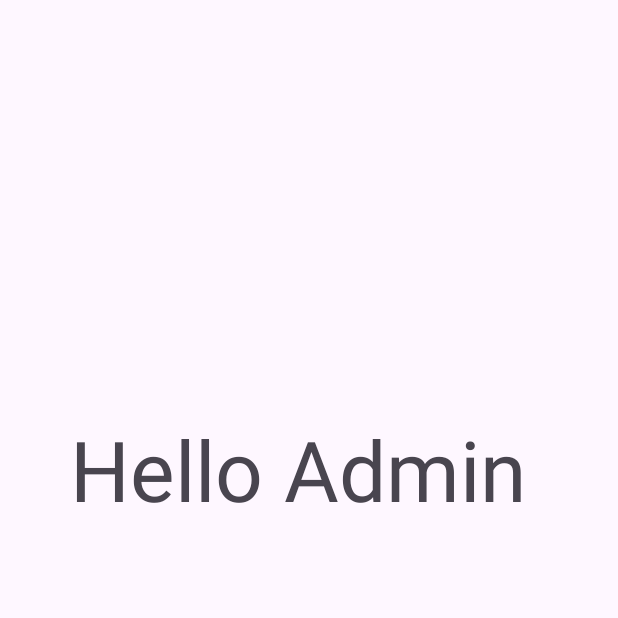
After one commit to Niadwings/We_Print, an Android app: the AdminDashboard screen opened directly, with no data from a screen before it, on a phone screen of 412 x 824 dp, the top half of it. The commit adds this screen. Run offline under Robolectric (Android 15) with nearby library versions, the phone set to English and light mode, and no system bars.

Commit message:
login update-

```diff
--- a/app/src/main/AndroidManifest.xml
+++ b/app/src/main/AndroidManifest.xml
@@ -17,6 +17,9 @@
         android:supportsRtl="true"
         android:theme="@style/Theme.MobilePayroll"
         tools:targetApi="34">
+        <activity
+            android:name=".AdminDashboard"
+            android:exported="false" />
         <activity
             android:name=".ViewPayslip"
             android:exported="false" />
--- /dev/null
+++ b/app/src/main/java/com/example/mobilepayroll/AdminDashboard.java
@@ -0,0 +1,24 @@
+package com.example.mobilepayroll;
+
+import android.os.Bundle;
+
+import androidx.activity.EdgeToEdge;
+import androidx.appcompat.app.AppCompatActivity;
+import androidx.core.graphics.Insets;
+import androidx.core.view.ViewCompat;
+import androidx.core.view.WindowInsetsCompat;
+
+public class AdminDashboard extends AppCompatActivity {
+
+    @Override
+    protected void onCreate(Bundle savedInstanceState) {
+        super.onCreate(savedInstanceState);
+        EdgeToEdge.enable(this);
+        setContentView(R.layout.activity_admin_dashboard);
+        ViewCompat.setOnApplyWindowInsetsListener(findViewById(R.id.main), (v, insets) -> {
+            Insets systemBars = insets.getInsets(WindowInsetsCompat.Type.systemBars());
+            v.setPadding(systemBars.left, systemBars.top, systemBars.right, systemBars.bottom);
+            return insets;
+        });
+    }
+}
--- /dev/null
+++ b/app/src/main/res/layout/activity_admin_dashboard.xml
@@ -0,0 +1,24 @@
+<?xml version="1.0" encoding="utf-8"?>
+<androidx.constraintlayout.widget.ConstraintLayout xmlns:android="http://schemas.android.com/apk/res/android"
+    xmlns:app="http://schemas.android.com/apk/res-auto"
+    xmlns:tools="http://schemas.android.com/tools"
+    android:id="@+id/main"
+    android:layout_width="match_parent"
+    android:layout_height="match_parent"
+    tools:context=".AdminDashboard">
+
+    <TextView
+        android:id="@+id/textView"
+        android:layout_width="wrap_content"
+        android:layout_height="wrap_content"
+        android:layout_marginTop="275dp"
+        android:layout_marginBottom="381dp"
+        android:text="Hello Admin "
+        android:textAppearance="@style/TextAppearance.AppCompat.Display3"
+        app:layout_constraintBottom_toBottomOf="parent"
+        app:layout_constraintEnd_toEndOf="parent"
+        app:layout_constraintHorizontal_bias="0.494"
+        app:layout_constraintStart_toStartOf="parent"
+        app:layout_constraintTop_toTopOf="parent"
+        app:layout_constraintVertical_bias="0.0" />
+</androidx.constraintlayout.widget.ConstraintLayout>
--- a/app/src/main/res/values/strings.xml
+++ b/app/src/main/res/values/strings.xml
@@ -28,4 +28,10 @@
     <string name="sub_title3">Payroll Computation</string>
 
 
+    <string-array name="role_options">
+        <item>User</item>
+        <item>Admin</item>
+    </string-array>
+
+
 </resources>
```
Also changed, not shown: app/build.gradle.kts (+15 -10 lines), app/src/main/java/com/example/mobilepayroll/MainActivity.java (+85 -41 lines), app/src/main/java/com/example/mobilepayroll/Signup.java (+8 -6 lines), app/src/main/res/layout/activity_signup.xml (+14 -14 lines).
